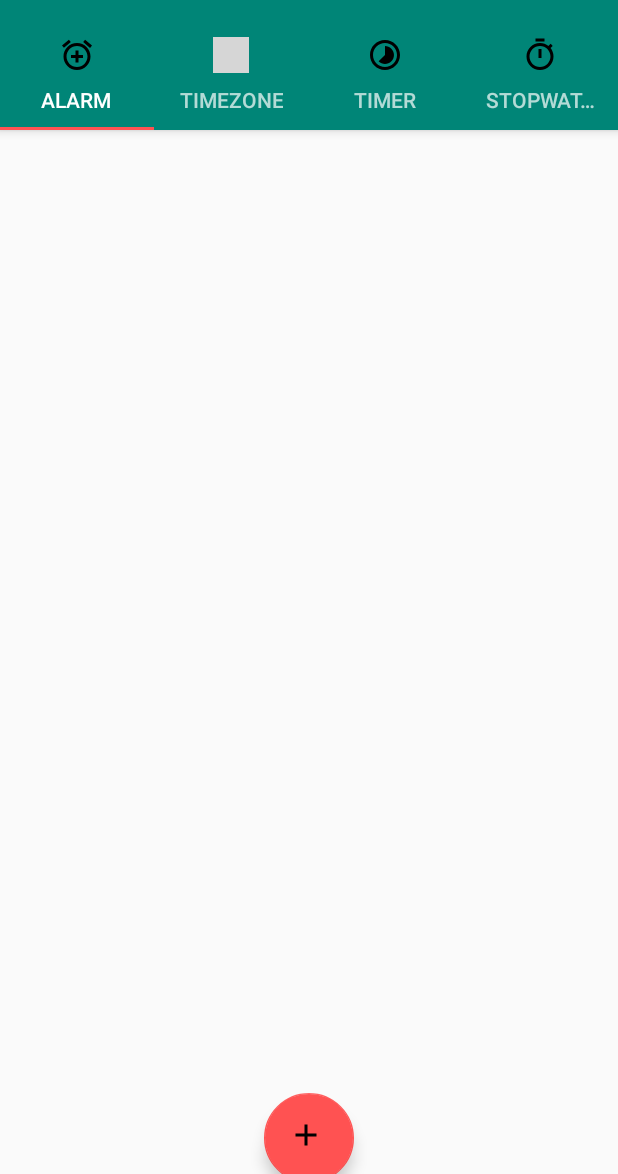
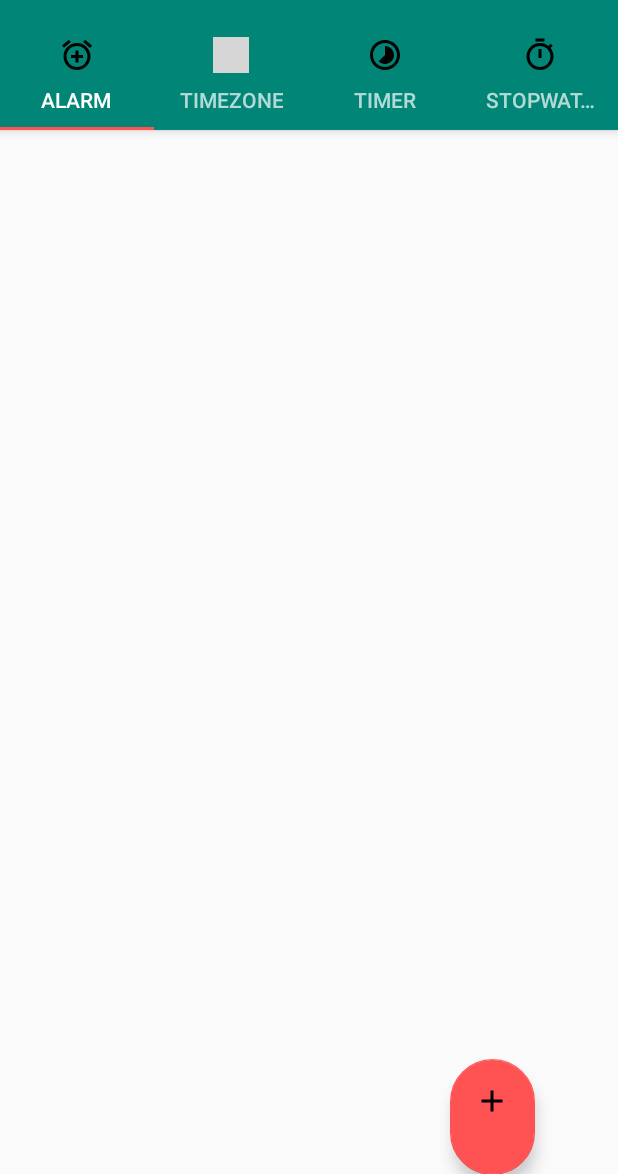
Before and after one commit to vishal16701/test2, an Android app: the screen it shows after launch (MainActivity), on a phone screen of 412 x 824 dp, the part 62-1236 px from its top. Run offline under Robolectric (Android 15) with nearby library versions, the phone set to English and light mode, and no system bars; grey boxes are pictures that could not be loaded.

Commit message:
second commit

```diff
--- a/app/src/main/res/layout/fragment_apple.xml
+++ b/app/src/main/res/layout/fragment_apple.xml
@@ -10,18 +10,26 @@ tools:context=".BananaFragment">
         android:id="@+id/my_recycler_view"
         android:layout_width="match_parent"
         android:layout_height="match_parent"
-    />
+        android:layout_alignParentStart="true"
+        android:layout_alignParentTop="true"
+        android:layout_alignParentEnd="true"
+        android:layout_alignParentBottom="true"
+        android:layout_marginStart="0dp"
+        android:layout_marginEnd="0dp"
+        android:layout_marginBottom="0dp" />
 
     <android.support.design.widget.FloatingActionButton
         android:id="@+id/floatingActionButton2"
         android:layout_width="match_parent"
         android:layout_height="match_parent"
+        android:layout_alignTop="@+id/my_recycler_view"
         android:layout_alignBottom="@+id/my_recycler_view"
         android:layout_alignParentStart="true"
         android:layout_alignParentEnd="true"
-    android:layout_marginStart="176dp"
-    android:layout_marginEnd="176dp"
-    android:layout_marginBottom="50dp"
+        android:layout_marginStart="300dp"
+        android:layout_marginTop="619dp"
+        android:layout_marginEnd="55dp"
+        android:layout_marginBottom="55dp"
         android:clickable="true"
         android:focusable="true"
         android:src="@drawable/ic_add" />
```
Lines whose indentation alone changed are shown as unchanged.
